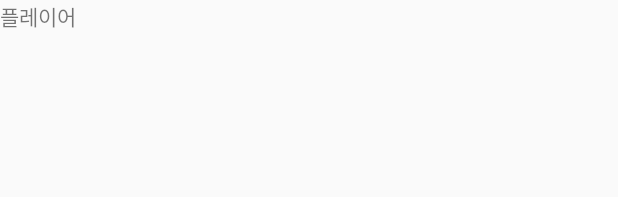
After one commit to jae900/MyApplication2, an Android app: the layout activity_player.xml on its own in the app's theme, with its tools: preview values and no code run, on a phone screen of 412 x 824 dp. The commit adds this screen. Shown: the top 197 px of the screen. Run offline under Robolectric (Android 15) with nearby library versions, the phone set to English and light mode, and no system bars.

Commit message:
간드앙!

```diff
--- a/app/src/main/java/com/example/user/myapplication/twoButtons.java
+++ b/app/src/main/java/com/example/user/myapplication/PlayerActivity.java
@@ -3,11 +3,11 @@ package com.example.user.myapplication;
 import android.support.v7.app.AppCompatActivity;
 import android.os.Bundle;
 
-public class twoButtons extends AppCompatActivity {
+public class PlayerActivity extends AppCompatActivity {
 
     @Override
     protected void onCreate(Bundle savedInstanceState) {
         super.onCreate(savedInstanceState);
-        setContentView(R.layout.activity_two_buttons);
+        setContentView(R.layout.activity_player);
     }
 }
--- a/app/src/main/java/com/example/user/myapplication/PrintStarActivity.java
+++ b/app/src/main/java/com/example/user/myapplication/PrintStarActivity.java
@@ -18,7 +18,7 @@ public class PrintStarActivity extends AppCompatActivity {
         setContentView(R.layout.activity_print_star);
         getSupportActionBar().setTitle("별찍기");
         et = findViewById(R.id.printEditText);
-        Button bt =  findViewById(R.id.printButton);
+        bt =  findViewById(R.id.printButton);
         tv =  findViewById(R.id.printView);
 
         bt.setOnClickListener(new View.OnClickListener() {
--- /dev/null
+++ b/app/src/main/res/layout/activity_player.xml
@@ -0,0 +1,14 @@
+<?xml version="1.0" encoding="utf-8"?>
+<LinearLayout
+    xmlns:android="http://schemas.android.com/apk/res/android"
+    xmlns:app="http://schemas.android.com/apk/res-auto"
+    xmlns:tools="http://schemas.android.com/tools"
+    android:layout_width="match_parent"
+    android:layout_height="match_parent"
+    tools:context=".PlayerActivity">
+
+    <TextView
+        android:layout_width="wrap_content"
+        android:layout_height="wrap_content"
+        android:text="플레이어"/>
+</LinearLayout>
--- a/app/src/main/res/layout/activity_two_buttons.xml
+++ b/app/src/main/res/layout/activity_two_buttons.xml
@@ -12,11 +12,13 @@
             android:orientation="vertical"
             android:layout_centerInParent="true">
         <Button
+            android:id="@+id/calcbutton"
             android:layout_width="200dp"
             android:layout_height="wrap_content"
             android:text="계산기"
             android:textSize="20dp"/>
         <Button
+            android:id="@+id/playerbutton"
             android:layout_width="200dp"
             android:layout_height="wrap_content"
             android:text="플레이어"
```
Also changed, not shown: app/src/main/AndroidManifest.xml (+5 -4 lines), app/src/main/java/com/example/user/myapplication/CalcActivity.java (added, +13 -0 lines), app/src/main/java/com/example/user/myapplication/TwoButtons.java (added, +38 -0 lines), app/src/main/res/layout/activity_calc.xml (added, +15 -0 lines).
